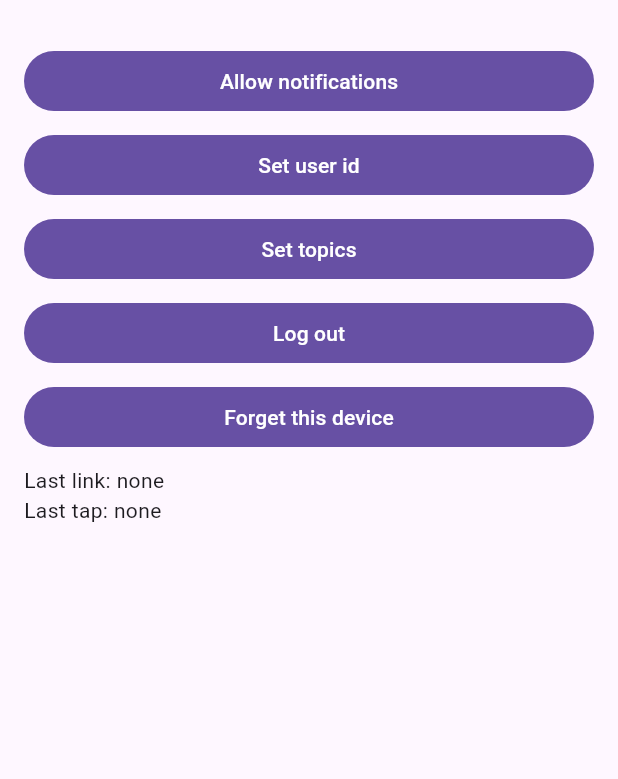
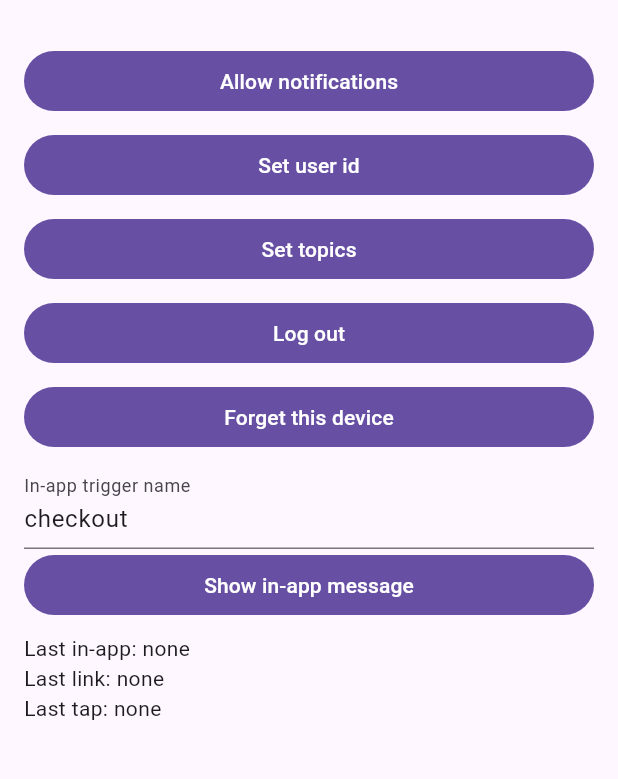
Before and after one commit to pushpilotai/pushpilot-flutter, a Flutter app: the screen it shows after launch, on a phone screen of 412 x 824 dp, the part 63-842 px from its top. Run offline on Flutter 3.47's test engine with Material 3 defaults, Android fonts, the phone set to English and light mode, and no system bars; our stand-ins replace firebase_core, firebase_messaging; accounts and stored records are empty.

Commit message:
Example: Show in-app message button with a trigger name field, wrapped in PushPilotMark as a coach-mark target
Co-Authored-By: Claude Opus 5.5 <noreply@anthropic.com>

```diff
--- a/example/lib/main.dart
+++ b/example/lib/main.dart
@@ -15,6 +15,10 @@ const permission = MethodChannel('pushpilot_example/permission');
 /// The last link and the last tap a PushPilot push gave the app, shown on screen.
 final lastLink = ValueNotifier<String?>(null);
 final lastTap = ValueNotifier<String?>(null);
+
+/// The in-app trigger name the Show in-app button uses, and what the last showInApp call answered.
+final trigger = TextEditingController(text: 'checkout');
+final lastInApp = ValueNotifier<String?>(null);
 
 /// Sets the link and tap handlers, starts PushPilot, then the UI; on Android also forwards the FCM address.
 Future<void> main() async {
@@ -79,6 +83,19 @@ class ExampleApp extends StatelessWidget {
             button('Set topics', () => PushPilot.setTopics(['news', 'offers'])),
             button('Log out', PushPilot.logout),
             button('Forget this device', PushPilot.forget),
+            TextField(controller: trigger, decoration: const InputDecoration(labelText: 'In-app trigger name')),
+            // Also a coach-mark target: a coach-mark message aimed at "example_show_in_app" points here.
+            PushPilotMark(
+              name: 'example_show_in_app',
+              child: button('Show in-app message', () async {
+                final shown = await PushPilot.showInApp(trigger.text.trim());
+                return lastInApp.value = shown ? 'shown' : 'none eligible';
+              }),
+            ),
+            ValueListenableBuilder(
+              valueListenable: lastInApp,
+              builder: (context, result, _) => Text('Last in-app: ${result ?? 'none'}'),
+            ),
             ValueListenableBuilder(
               valueListenable: lastLink,
               builder: (context, link, _) => Text('Last link: ${link ?? 'none'}'),
```
